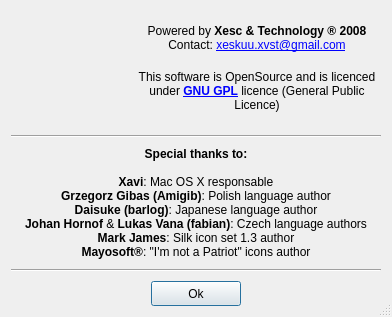
Above: ui/credits.ui from ckorn/xvst before the change. Below: the same form after it.
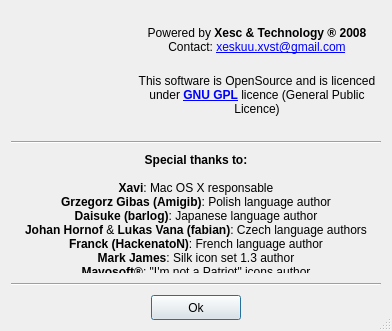
That is the form after the change. Icons and pictures are not drawn.

Commit message: - Added Franck (HackenatoN) as French author in Credits

The edit to the form file:
```diff
--- a/ui/credits.ui
+++ b/ui/credits.ui
@@ -6,7 +6,7 @@
     <x>0</x>
     <y>0</y>
     <width>392</width>
-    <height>317</height>
+    <height>331</height>
    </rect>
   </property>
   <property name="windowTitle" >
@@ -124,7 +124,7 @@
    <item row="2" column="0" colspan="3" >
     <widget class="QLabel" name="label_5" >
      <property name="text" >
-      <string>&lt;b>Special thanks to:&lt;/b>&lt;br>&lt;br>&lt;b>Xavi&lt;/b>: Mac OS X responsable&lt;br>&lt;b>Grzegorz Gibas (Amigib)&lt;/b>: Polish language author&lt;br>&lt;b>Daisuke (barlog)&lt;/b>: Japanese language author&lt;br>&lt;b>Johan Hornof&lt;/b> &amp; &lt;b>Lukas Vana (fabian)&lt;/b>: Czech language authors&lt;br>&lt;b>Mark James&lt;/b>: Silk icon set 1.3 author&lt;br>&lt;b>Mayosoft®&lt;/b>: "I'm not a Patriot" icons author</string>
+      <string>&lt;b>Special thanks to:&lt;/b>&lt;br>&lt;br>&lt;b>Xavi&lt;/b>: Mac OS X responsable&lt;br>&lt;b>Grzegorz Gibas (Amigib)&lt;/b>: Polish language author&lt;br>&lt;b>Daisuke (barlog)&lt;/b>: Japanese language author&lt;br>&lt;b>Johan Hornof&lt;/b> &amp; &lt;b>Lukas Vana (fabian)&lt;/b>: Czech language authors&lt;br>&lt;b>Franck (HackenatoN)&lt;/b>: French language author&lt;br>&lt;b>Mark James&lt;/b>: Silk icon set 1.3 author&lt;br>&lt;b>Mayosoft®&lt;/b>: "I'm not a Patriot" icons author</string>
      </property>
      <property name="alignment" >
       <set>Qt::AlignCenter</set>
```
The commit also changes 1 other file.
